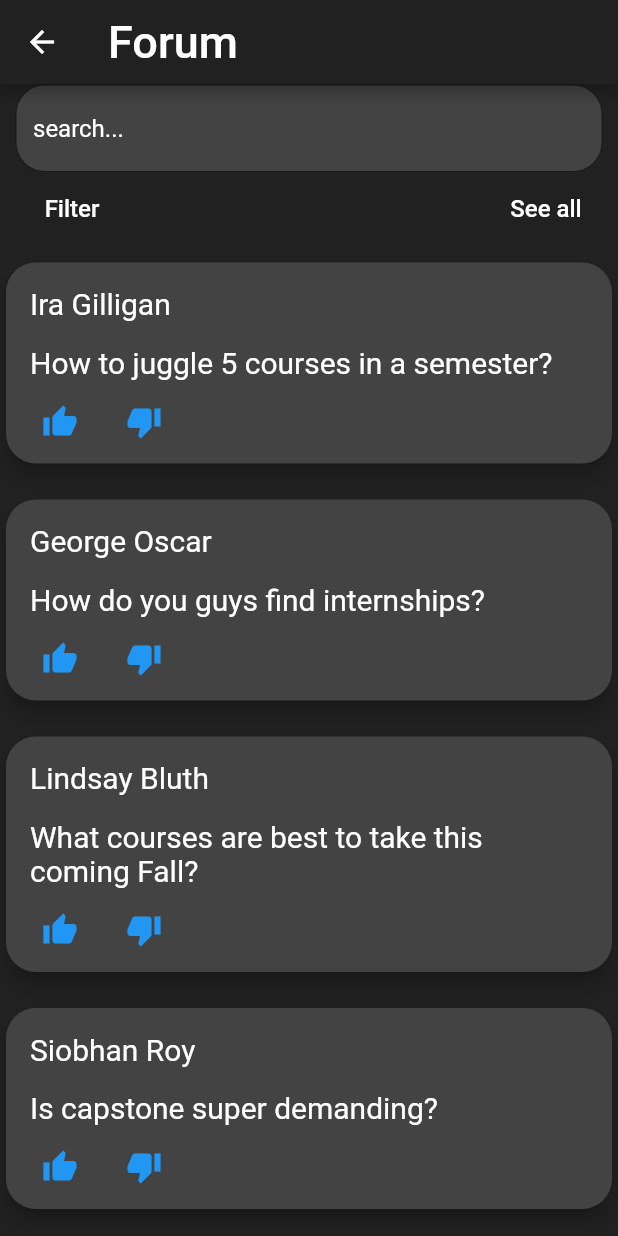
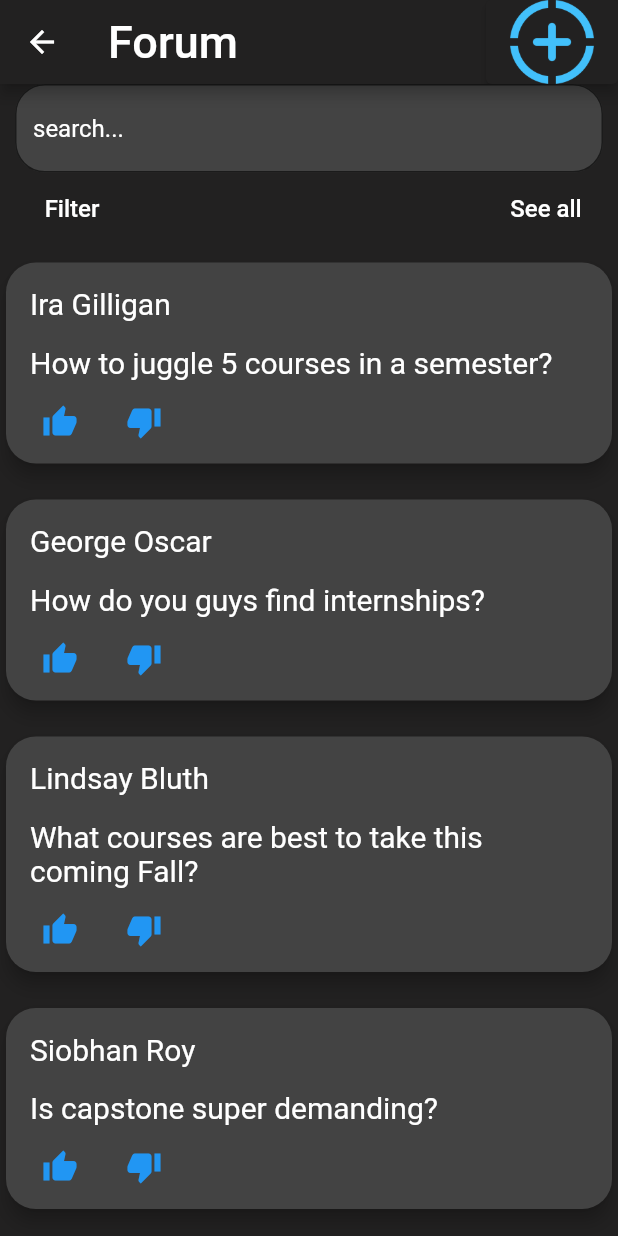
Before and after one commit to AC159/ConcordiaOracle, a Flutter app: the Forum screen opened directly, on a phone screen of 412 x 824 dp. Run offline on Flutter 3.47's test engine with Material 2 defaults, Android fonts, the phone set to English and light mode, and no system bars; drawn by our look-alikes of sliding_up_panel; our stand-ins replace after_layout, firebase_auth, firebase_core, flutter_signin_button, google_sign_in; missing offline and left inert: colorize; accounts and stored records are empty.

Commit message:
Added add question menu (mostly functional)

```diff
--- a/lib/Components/Forum.dart
+++ b/lib/Components/Forum.dart
@@ -1,5 +1,6 @@
 import "package:flutter/material.dart";
-
+import 'package:sliding_up_panel/sliding_up_panel.dart';
+import 'package:after_layout/after_layout.dart';
 import "../main.dart";
 
 class Forum extends StatefulWidget {
@@ -10,8 +11,7 @@ class Forum extends StatefulWidget {
 }
 
 
-class _ForumState extends State<Forum> {
-
+class _ForumState extends State<Forum> with AfterLayoutMixin<Forum> {
   static const List<Map<String, String>> forumQuestionList = [
     {"name": "Ira Gilligan", "questionTitle": "How to juggle 5 courses in a semester?", "questionText": "I'm planning for the next sem, just wondering"},
     {"name": "George Oscar", "questionTitle": "How do you guys find internships?", "questionText": "I plan to start getting experience this summer."},
@@ -21,11 +21,46 @@ class _ForumState extends State<Forum> {
     {"name": "Jonathan Cross", "questionTitle": "I failed a course. What next?", "questionText": "Is it the end of the road?"},
   ];
 
+  static const Image add_plus = Image(image: AssetImage("assets/images/plus.png"));
+
+  PanelController _pc = new PanelController();
+
+  @override
+  void afterFirstLayout(BuildContext context) {
+    //_pc.hide();
+  }
+
+  void closePanel() {
+    FocusManager.instance.primaryFocus?.unfocus();
+    _pc.close();
+  }
+
   @override
   Widget build(BuildContext context) {
     return Scaffold(
-      appBar: AppBar(title: Text("Forum", style: TextStyle(fontSize: 30, color: Colors.white)), backgroundColor: ALMOST_BLACK),
-      body: Container(
+        appBar: AppBar(
+          title: Text("Forum", style: TextStyle(fontSize: 30, color: Colors.white)),
+          backgroundColor: ALMOST_BLACK,
+          actions: <Widget>[ElevatedButton(onPressed: () => {_pc.open()}, child: add_plus, style: ButtonStyle(backgroundColor: MaterialStateProperty.all<Color>(ALMOST_BLACK)))],
+        ),
+        body: SlidingUpPanel(
+          controller: _pc,
+          panel: Center(
+              child: _form(context)
+          ),
+          body: forumContainer(),
+          minHeight: -10, // should be behind the bottom navbar
+          isDraggable: false,
+          backdropOpacity: 0.5, // does not work
+          backdropTapClosesPanel: true, // also does not work
+          color: ALMOST_BLACK,
+        )
+    );
+  }
+
+  Widget forumContainer()
+  {
+    return Container(
         color: ALMOST_BLACK,
         child: Column(
             children: [
@@ -111,12 +146,123 @@ class _ForumState extends State<Forum> {
                       );
                     }
                 ),
-            )
+              ),
             ]
-        )
-
         )
     );
   }
 
+  Widget _body(){
+    return Container(
+      child: Column(
+        children: <Widget>[
+          ElevatedButton(
+            child: Text("Open"),
+            onPressed: () => _pc.open(),
+          ),
+          ElevatedButton(
+            child: Text("Close"),
+            onPressed: () => _pc.close(),
+          ),
+          ElevatedButton(
+            child: Text("Show"),
+            onPressed: () => _pc.show(),
+          ),
+          ElevatedButton(
+            child: Text("Hide"),
+            onPressed: () => _pc.hide(),
+          ),
+        ],
+      ),
+    );
   }
+
+  final GlobalKey<FormState> _formKey = GlobalKey<FormState>();
+  var questionCategories = <String>["General", "Internships", "Courses", "Teachers", "Social"].map<DropdownMenuItem<String>>((String value) {
+    return DropdownMenuItem<String>(value: value, child: Text(value));
+  }).toList();
+
+  String dropdownValue = "General";
+
+  Widget _form(BuildContext context) {
+    return Form(
+      key: _formKey,
+      child: Column(
+        crossAxisAlignment: CrossAxisAlignment.center,
+        children: <Widget>[
+          Row(
+              mainAxisAlignment: MainAxisAlignment.spaceBetween,
+              children: <Widget> [
+                ElevatedButton(onPressed: () => this.closePanel(), child: Text("Close")),
+                ElevatedButton(
+                  onPressed: () {
+                    // Validate will return true if the form is valid, or false if
+                    // the form is invalid.
+                    if (_formKey.currentState!.validate()) {
+                      // Process data.
+                    }
+                  },
+                  child: add_plus, style: ButtonStyle(backgroundColor: MaterialStateProperty.all<Color>(ALMOST_BLACK), fixedSize: MaterialStateProperty.all<Size>(Size.fromHeight(20))),
+                ),
+              ]
+          ),
+          Row(
+              children: <Widget> [
+                DropdownButton<String>(
+                    value: dropdownValue,
+                    items: questionCategories,
+                    onChanged: (String? newValue) {
+                      setState(() {
+                        dropdownValue = newValue!;
+                      });
+                    }
+                ),
+              ]
+          ),
+          Row(
+              children: <Widget> [
+                Expanded(
+                  child:
+                  TextFormField(
+                    style: TextStyle(color: Colors.white),
+                    keyboardType: TextInputType.text,
+                    decoration: InputDecoration(
+                        filled: true,
+                        fillColor: LIGHT_GREY,
+                        hintText: "Write Question...",
+                        hintStyle: TextStyle(color: Colors.white),
+                        border: OutlineInputBorder(
+                            borderRadius: BorderRadius.circular(20)
+                        )
+                    ),
+                    validator: (String? value) {
+                      if (value == null || value.isEmpty) {
+                        return 'Please enter some text';
+                      }
+                      return null;
+                    },
+                  ),
+                )
+              ]
+          ),
+          // Padding(
+          //   padding: const EdgeInsets.symmetric(vertical: 16.0),
+          //   child:
+          //   ElevatedButton(
+          //     onPressed: () {
+          //       // Validate will return true if the form is valid, or false if
+          //       // the form is invalid.
+          //       if (_formKey.currentState!.validate()) {
+          //         // Process data.
+          //       }
+          //     },
+          //     child: add_plus, style: ButtonStyle(backgroundColor: MaterialStateProperty.all<Color>(ALMOST_BLACK), fixedSize: MaterialStateProperty.all<Size>(Size.fromHeight(20))),
+          //   ),
+          // ),
+        ],
+      ),
+    );
+  }
+
+
+}
--- a/pubspec.yaml
+++ b/pubspec.yaml
@@ -36,6 +36,8 @@ dependencies:
   flutter_signin_button: ^2.0.0
   carousel_slider: ^4.0.0
   url_launcher: ^6.0.20
+  sliding_up_panel: ^2.0.0+1
+  after_layout: ^1.1.0
 
 dev_dependencies:
   flutter_test:
@@ -56,6 +58,7 @@ flutter:
   assets:
     - assets/images/concordia-oracle-logo-dark.png
     - assets/images/concordia-oracle-logo-light.png
+    - assets/images/plus.png
 
   # An image asset can refer to one or more resolution-specific "variants", see
   # https://flutter.dev/assets-and-images/#resolution-aware.
```
Also changed, not shown: assets/images/plus.png (added), pubspec.lock. Lines whose indentation alone changed are shown as unchanged.
